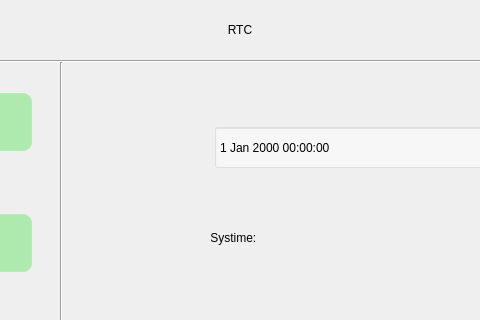
The window that timeset.ui (jizizihe/baijie_demo) describes before a commit, drawn with Qt 5; both pictures show x 209 to 689 and y 0 to 320 of the 898 by 424 pixel window.
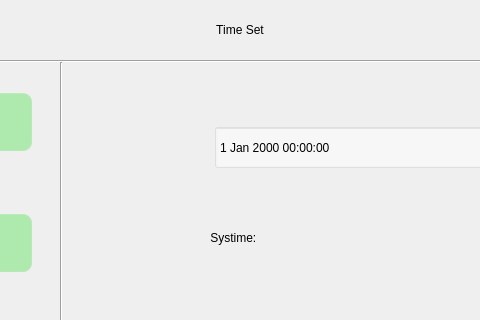
The same window after the commit. Icons and pictures are not drawn.

Diff of the .ui file:
```diff
--- a/timeset.ui
+++ b/timeset.ui
@@ -139,7 +139,7 @@
       <item>
        <widget class="QLabel" name="label">
         <property name="text">
-         <string>RTC</string>
+         <string>Time Set</string>
         </property>
         <property name="alignment">
          <set>Qt::AlignCenter</set>
```
Left out of the diff: 2 changed lines with no effect on the pictures.
